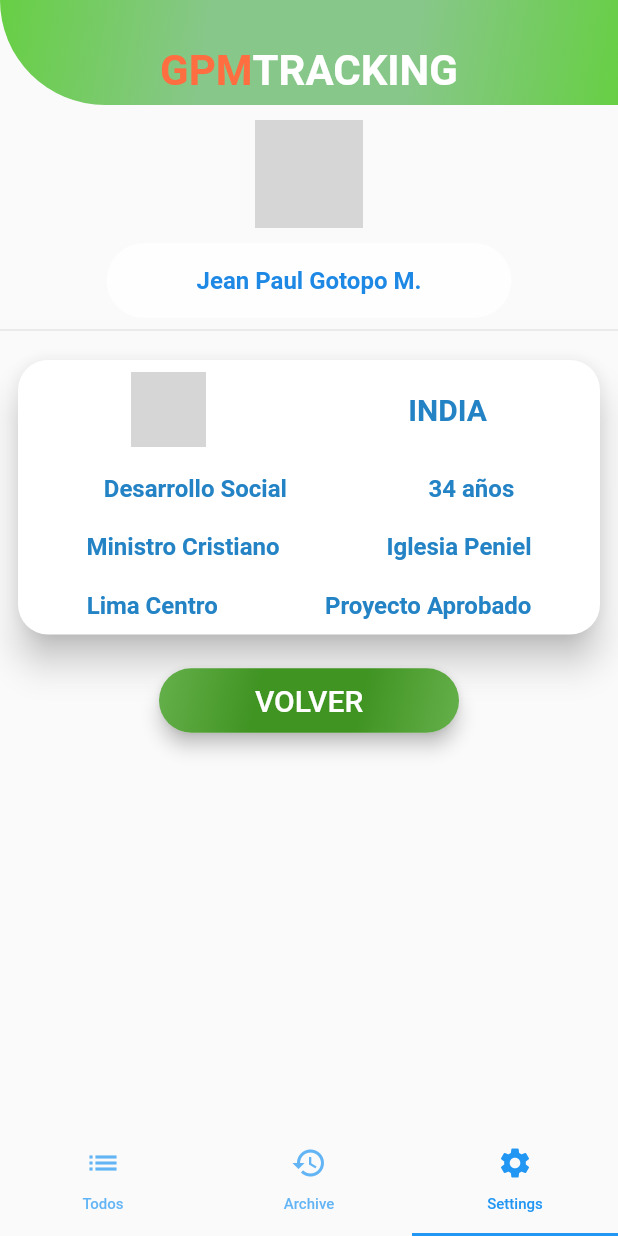
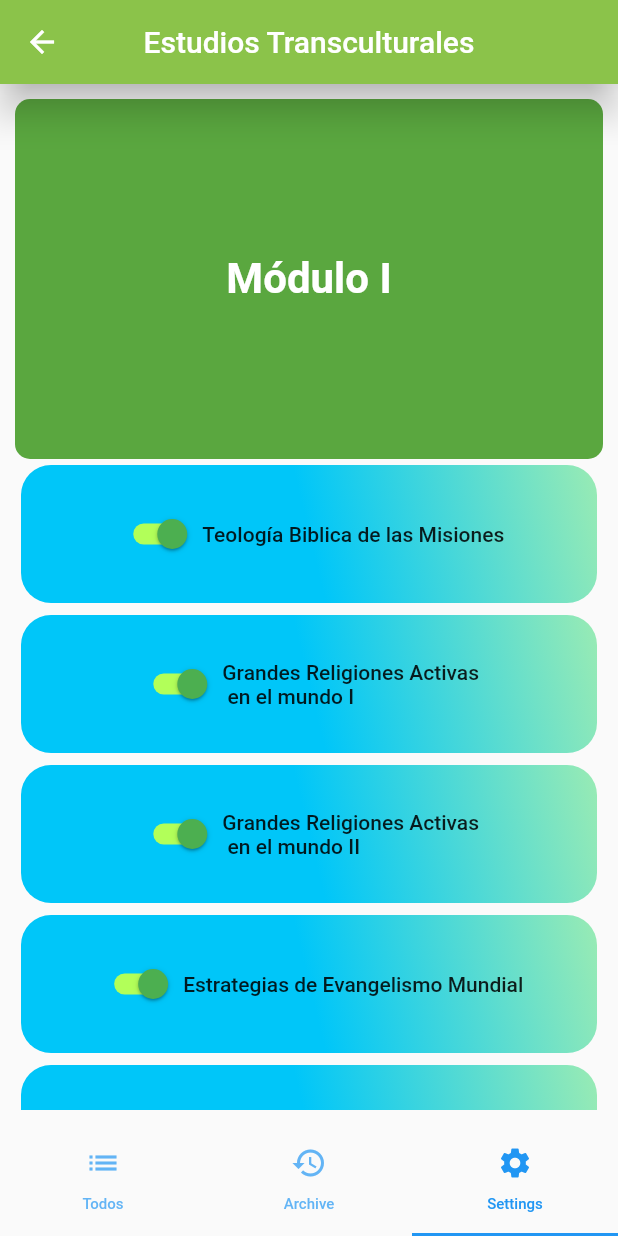
Before and after one commit to jpgotopo/firebase-authetication-login, a Flutter app: the MainTabsPage screen opened by its route, item 3 of the bottom bar chosen, on a phone screen of 412 x 824 dp. Run offline on Flutter 3.47's test engine with Material 2 defaults, Android fonts, the phone set to English and light mode, and no system bars; our stand-ins replace firebase_auth, flare_flutter, flutter_local_notifications, rxdart, shared_preferences; missing offline and left inert: timeline_list; accounts and stored records are empty; grey boxes are pictures that could not be loaded.

Commit message:
Primero se hizo configuracion para correr en chrome, por lo que hubo cambios tanto por modificación como por creacion de carpetas y archivos, luego se hizo el screen de los Estudios Transculturales

```diff
--- a/lib/pages/mainTabs.dart
+++ b/lib/pages/mainTabs.dart
@@ -5,6 +5,7 @@ import 'package:gpm_version_4/pages/todosArchive.dart';
 import 'package:gpm_version_4/screens/fases.dart';
 import 'package:gpm_version_4/screens/profile_ind.dart';
 import 'package:gpm_version_4/screens/timeline.dart';
+import 'package:gpm_version_4/screens/transcultural.dart';
 import 'package:gpm_version_4/src/ui/calendarpage/calendarpage.dart';
 
 class MainTabsPage extends StatelessWidget {
@@ -18,7 +19,7 @@ class MainTabsPage extends StatelessWidget {
             children: <Widget>[
               TodosPage(),
               LineaTiempo(),
-              PerfilIndividual()
+              MyApp()
               //PhasesGpm(),
             ],
 
--- a/lib/screens/recordatorio.dart
+++ b/lib/screens/recordatorio.dart
@@ -2,6 +2,8 @@ import 'package:flutter/material.dart';
 import 'package:gpm_version_4/src/global_bloc.dart';
 import 'package:gpm_version_4/src/ui/calendarpage/calendarpage.dart';
 import 'package:provider/provider.dart';
+
+
 
 void main() {
   runApp(MedicineReminder());
--- /dev/null
+++ b/lib/screens/transcultural.dart
@@ -0,0 +1,196 @@
+/* import 'package:flutter/material.dart';
+import 'package:gpm_version_4/screens/fases.dart';
+
+class TransCultural extends StatelessWidget {
+  @override
+  Widget build(BuildContext context) {
+    return Container(
+      height: 300.0,
+      child: CustomScrollView(
+        slivers: <Widget>[
+          Container(
+            height: 50.0,
+            child: Text(
+              'Teología Bíblica de las Misiones',
+            ),
+
+          ),
+          Container(
+            height: 50.0,
+            child: Text(
+               'Grandes Religiones Activas en el Mundo I'
+            )
+          )
+        ],
+      ),
+
+    );
+  }
+} */
+import 'package:flutter/material.dart';
+import 'dart:math' as math;
+import 'package:gpm_version_4/screens/fases.dart';
+
+class MyApp extends StatelessWidget {
+  @override
+  Widget build(BuildContext context) {
+    return MaterialApp(
+
+      debugShowCheckedModeBanner: false,
+      home: Scaffold(
+        appBar: AppBar(
+          title: Text('Estudios Transculturales'),
+          centerTitle: true, elevation: 10.0,
+          backgroundColor: Colors.lightGreen,
+          leading: IconButton(icon: Icon(Icons.arrow_back),
+            onPressed: () {
+              Navigator.of(context).pop();
+            },),
+
+        ),
+        body: Padding(
+          padding: const EdgeInsets.all(10.0),
+          child: CollapsingList(),
+        ),
+      ),
+    );
+  }
+}
+class _SliverAppBarDelegate extends SliverPersistentHeaderDelegate {
+  _SliverAppBarDelegate({
+    @required this.minHeight,
+    @required this.maxHeight,
+    @required this.child,
+  });
+final double minHeight;
+  final double maxHeight;
+  final Widget child;
+
+@override
+  double get minExtent => minHeight;
+@override
+  double get maxExtent => math.max(maxHeight, minHeight);
+@override
+  Widget build(
+      BuildContext context,
+      double shrinkOffset,
+      bool overlapsContent)
+  {
+    return new SizedBox.expand(child: child);
+  }
+@override
+  bool shouldRebuild(_SliverAppBarDelegate oldDelegate) {
+    return maxHeight != oldDelegate.maxHeight ||
+        minHeight != oldDelegate.minHeight ||
+        child != oldDelegate.child;
+  }
+}
+class CollapsingList extends StatelessWidget {
+  SliverPersistentHeader makeHeader(String headerText, Color backcolor) {
+    return SliverPersistentHeader(
+      pinned: true,
+      delegate: _SliverAppBarDelegate(
+        minHeight: 100.0,
+        maxHeight: 240.0,
+        child: Container(
+            decoration: BoxDecoration(
+              color: backcolor,
+              borderRadius: BorderRadius.circular(10)
+            ),
+             child: Center(child:
+                Text(headerText, style: TextStyle(color: Colors.white, fontSize: 28.0, fontWeight: FontWeight.bold),))),
+      ),
+    );
+  }
+@override
+  Widget build(BuildContext context) {
+    return CustomScrollView(
+      slivers: <Widget>[
+        makeHeader('Módulo I', Color(0xFF5AA73F)),
+        SliverFixedExtentList(
+          itemExtent: 100.0,
+          delegate: SliverChildListDelegate(
+            [
+              DataInfo(info: 'Teología Biblica de las Misiones'),
+              DataInfo(info: 'Grandes Religiones Activas \n en el mundo I'),
+              DataInfo(info: 'Grandes Religiones Activas \n en el mundo II'),
+              DataInfo(info: 'Estrategias de Evangelismo Mundial'),
+              DataInfo(info: 'Sectas y Filosofías Activas \n en el mundo'),
+              DataInfo(info: 'Historia de las Misiones'),
+              DataInfo(info: 'La Iglesia como Agente Misionero'),
+              DataInfo(info: 'Misiones en las Etnias del Perú'),
+              DataInfo(info: 'Fonética y Fonología'),
+              DataInfo(info: 'Introducción a la Lingüística',),
+            ],
+          ),
+        ),
+
+        makeHeader('Módulo II', Color(0xFF2185BF)),
+        SliverFixedExtentList(
+          itemExtent: 100.0,
+          delegate: SliverChildListDelegate(
+            [
+              DataInfo(info: 'Teología Biblica de las Misiones'),
+              DataInfo(info: 'Grandes Religiones Activas \n en el mundo I'),
+              DataInfo(info: 'Grandes Religiones Activas \n en el mundo II'),
+              DataInfo(info: 'Estrategias de Evangelismo Mundial'),
+              DataInfo(info: 'Sectas y Filosofías Activas \n en el mundo'),
+              DataInfo(info: 'Historia de las Misiones'),
+              DataInfo(info: 'La Iglesia como Agente Misionero'),
+              DataInfo(info: 'Misiones en las Etnias del Perú'),
+              DataInfo(info: 'Fonética y Fonología'),
+              DataInfo(info: 'Introducción a la Lingüística',),
+            ],
+          ),
+        ),
+        makeHeader('Módulo III', Color(0xFFFE7700)),
+        SliverFixedExtentList(
+          itemExtent: 100.0,
+          delegate: SliverChildListDelegate(
+            [
+              DataInfo(info: 'Seguridad y Tecnología en las Misiones'),
+              DataInfo(info: 'Oralidad y Narrativa'),
+              DataInfo(info: 'Proyecto de Grado'),
+              Container(
+                height: 210.0,
+
+                child: Row(
+                  children: <Widget>[
+                    Container(
+                      alignment: Alignment.center,
+                      height: 150.0,
+                      decoration: BoxDecoration(
+                        borderRadius: BorderRadius.circular(10),
+                        color: Colors.amber
+                      ),
+                      child: Padding(
+                        padding: const EdgeInsets.all(5.0),
+                        child: Text('Electivo'),
+                      )
+                    ),
+                    Container(
+                      height: 150,
+                      width: 280,
+                      child: ListView(
+                        scrollDirection: Axis.horizontal,
+                        children: <Widget>[
+                          DataInfo(info: 'Misiones en la Ventana 4/14',),
+                          DataInfo(info: 'Principios de Alfabetización',),
+                          DataInfo(info: 'Inglés Técnico Bíblico',)
+                        ],
+                      ),
+                    ),
+                  ],
+                ),
+              ),
+
+              DataInfo(info: 'Viaje de Experiencia Misionera'),
+
+            ],
+          ),
+        ),
+
+      ],
+    );
+  }
+}
```
Also changed, not shown: pubspec.lock, 3 other files.
